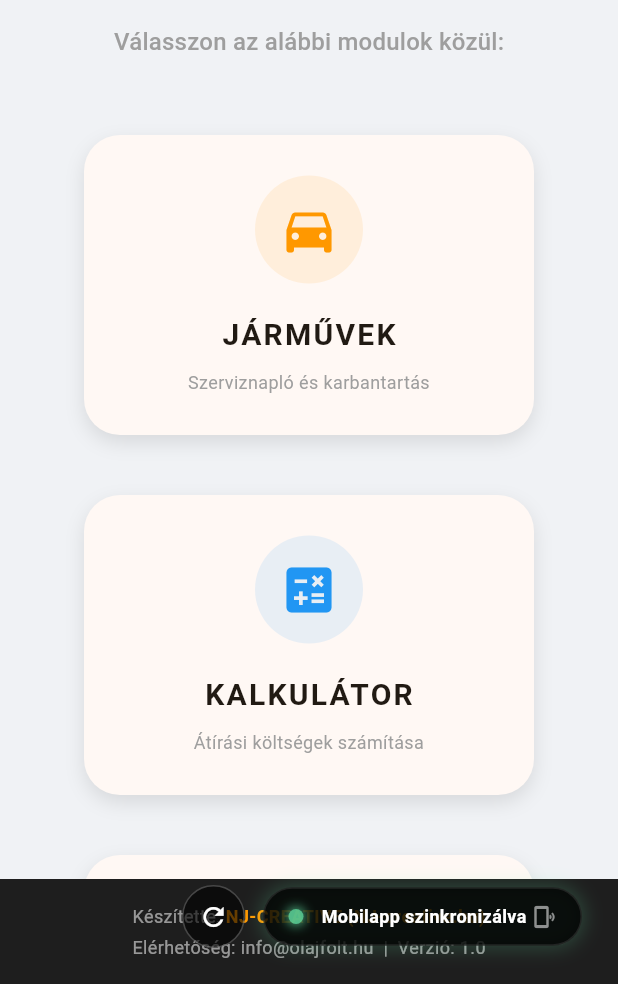
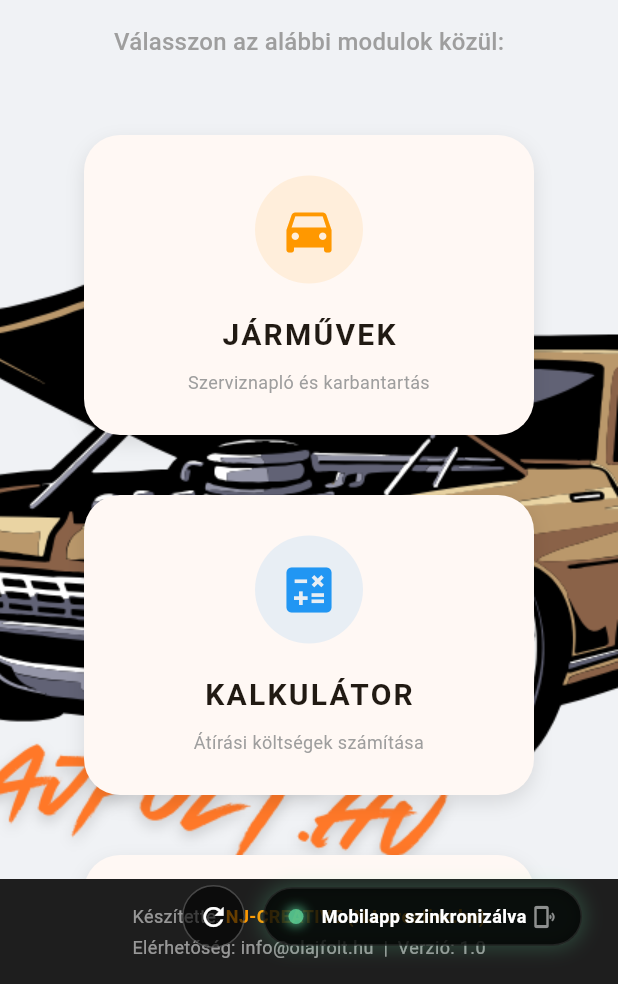
Before and after one commit to shiftyy09/webmentes, a Flutter app: the screen it shows once a user with an empty profile is signed in, on a phone screen of 412 x 824 dp, the part 252-1236 px from its top. Run offline on Flutter 3.47's test engine with Material 3 defaults, Android fonts, the phone set to English and light mode, and no system bars; our stand-ins replace cloud_firestore, connectivity_plus, firebase_auth, firebase_core, flutter_riverpod, google_sign_in and 3 more; missing offline and left inert: firebase_app_check; accounts and stored records are empty.

Commit message:
Oldalról bejön a kép

```diff
--- a/lib/ui/dashboard_page.dart
+++ b/lib/ui/dashboard_page.dart
@@ -115,7 +115,22 @@ class _DashboardPageState extends ConsumerState<DashboardPage> with TickerProvid
     return Scaffold(
       body: Stack(
         children: [
+          // KÉP HOZZÁADÁSA A JOBB ALSÓ SAROKBA
+          Positioned(
+            bottom: 70, // Még feljebb hozva
+            right: 0,
+            child: Opacity(
+              opacity: 1.0, // Teljesen látható
+              child: Image.asset(
+                'assets/hatterweb.png',
+                width: 500, // Kicsit kisebb
+                fit: BoxFit.contain,
+              ),
+            ),
+          ),
+
           Scaffold(
+            backgroundColor: Colors.transparent, // Hogy a háttérkép átlátszódjon
             appBar: AppBar(
               backgroundColor: const Color(0xFF1E1E1E),
               foregroundColor: Colors.white,
```
